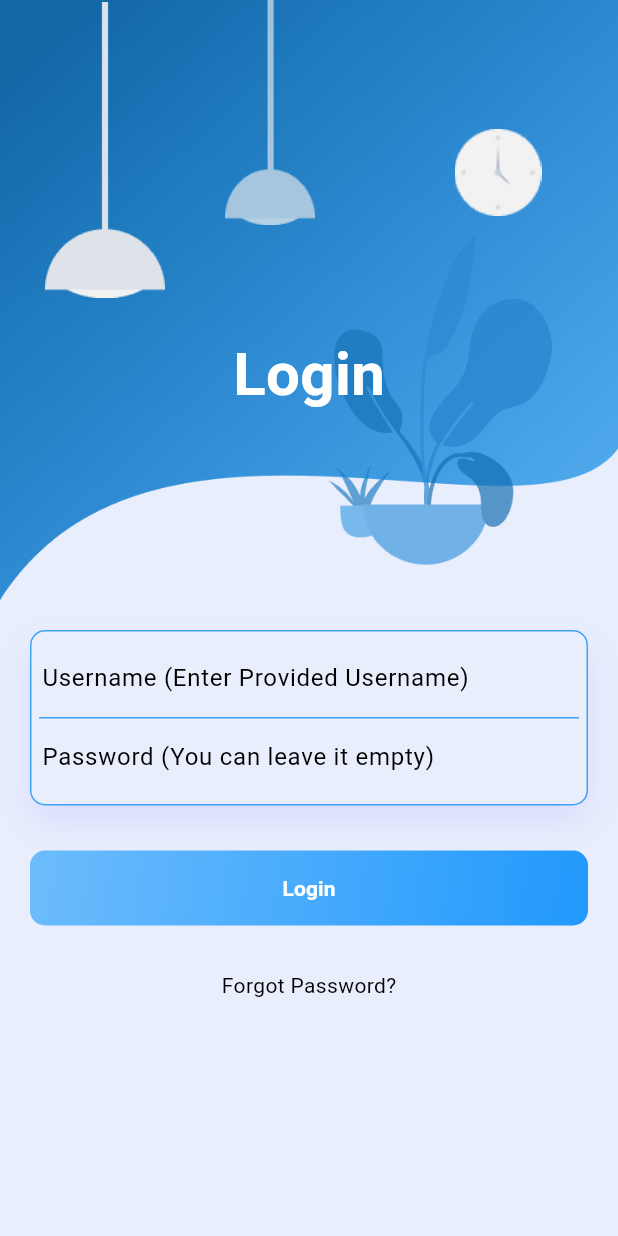
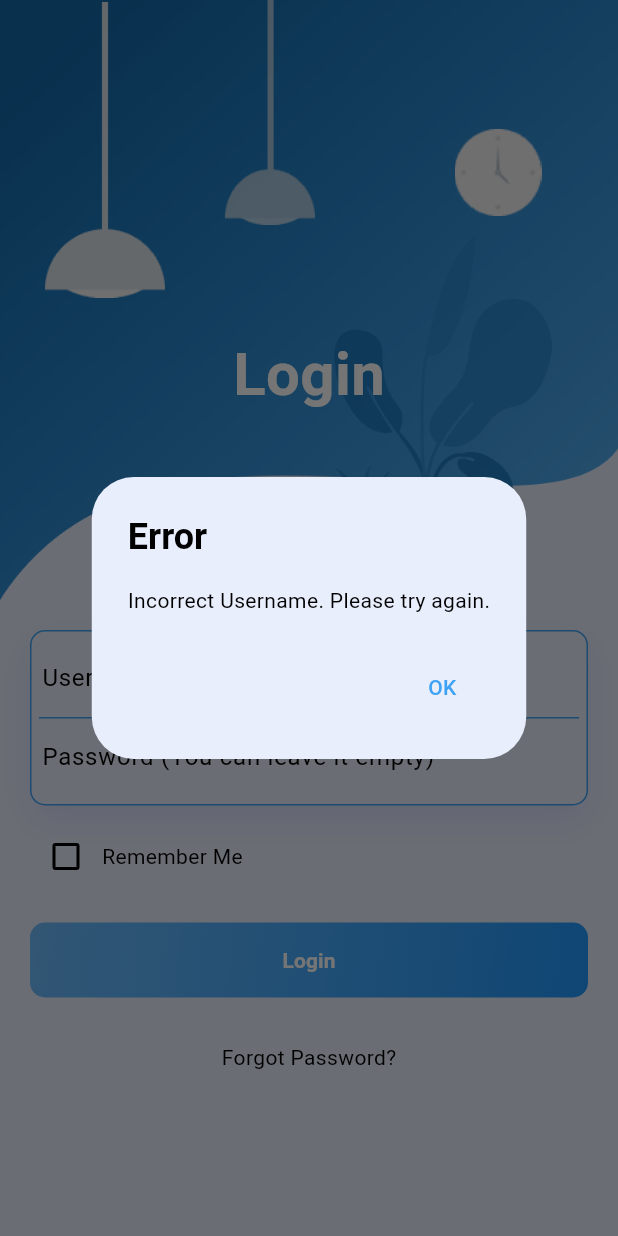
Before and after one commit to karankk-05/calendar_app_frontend, a Flutter app: the screen it shows after launch, after a tap on "Login", on a phone screen of 412 x 824 dp. Run offline on Flutter 3.47's test engine with Material 3 defaults, Android fonts, the phone set to English and light mode, and no system bars; our stand-ins replace animate_do, flutter_secure_storage.

Commit message:
Added Login Logic

```diff
--- /dev/null
+++ b/calenar_application/lib/common/widgets/info_dialog.dart
@@ -0,0 +1,25 @@
+import 'package:flutter/material.dart';
+
+class InfoDialog extends StatelessWidget {
+  final String title;
+  final String message;
+
+  const InfoDialog({super.key, required this.title, required this.message});
+
+  @override
+  Widget build(BuildContext context) {
+    return AlertDialog(
+
+      title: Text(title, style: const TextStyle(fontWeight: FontWeight.bold)),
+      content: Text(message),
+      actions: [
+        TextButton(
+          onPressed: () {
+            Navigator.of(context).pop();
+          },
+          child: const Text("OK"),
+        ),
+      ],
+    );
+  }
+}
--- a/calenar_application/lib/features/auth/controllers/login_controller.dart
+++ b/calenar_application/lib/features/auth/controllers/login_controller.dart
@@ -0,0 +1,15 @@
+import 'package:flutter_secure_storage/flutter_secure_storage.dart';
+
+class LoginController {
+  static const FlutterSecureStorage _secureStorage = FlutterSecureStorage();
+
+  static Future<bool> validateUsername(String username, bool rememberMe) async {
+    if (username == 'Karan' || username == 'Lorem') {
+      if (rememberMe) {
+        await _secureStorage.write(key: 'username', value: username);
+      }
+      return true;
+    }
+    return false;
+  }
+}
--- a/calenar_application/lib/features/auth/widgets/login_desktop.dart
+++ b/calenar_application/lib/features/auth/widgets/login_desktop.dart
@@ -116,9 +116,9 @@ class LoginDesktop extends StatelessWidget {
                 ),
                 child: Column(
                   mainAxisSize: MainAxisSize.min,
-                  children: [
+                  children: const [
                     // Login Header
-                    const Text(
+                    Text(
                       "Login",
                       textAlign: TextAlign.center,
                       style: TextStyle(
@@ -126,9 +126,9 @@ class LoginDesktop extends StatelessWidget {
                         fontWeight: FontWeight.bold,
                       ),
                     ),
-                    const SizedBox(height: 10),
+                    SizedBox(height: 10),
                     // Login Form
-                    const LoginForm(),
+                    LoginForm(),
                   ],
                 ),
               ),
--- a/calenar_application/lib/features/auth/widgets/login_form.dart
+++ b/calenar_application/lib/features/auth/widgets/login_form.dart
@@ -1,9 +1,43 @@
+import 'package:calendar_application/common/widgets/info_dialog.dart';
+import 'package:calendar_application/features/auth/controllers/login_controller.dart';
+import 'package:calendar_application/features/home_screen/screens/home_screen.dart';
 import 'package:flutter/material.dart';
 import 'package:calendar_application/core/constants/gradients.dart';
 import 'package:calendar_application/common/widgets/app_button.dart';
+class LoginForm extends StatefulWidget {
+  const LoginForm({super.key});
 
-class LoginForm extends StatelessWidget {
-  const LoginForm({super.key});
+  @override
+  State<LoginForm> createState() => _LoginFormState();
+}
+
+class _LoginFormState extends State<LoginForm> {
+  final TextEditingController _usernameController = TextEditingController();
+  final TextEditingController _passwordController = TextEditingController();
+  bool _rememberMe = false;
+
+  void _onLoginPressed() async {
+    final username = _usernameController.text.trim();
+    final isValid = await LoginController.validateUsername(username, _rememberMe);
+
+    if (isValid) {
+
+    Navigator.pushReplacement(
+      context,
+      MaterialPageRoute(
+      builder: (context) => HomeScreen(),
+      ),
+    );
+    } else {
+      showDialog(
+        context: context,
+        builder: (context) => InfoDialog(
+          title: "Error",
+          message: "Incorrect Username. Please try again.",
+        ),
+      );
+    }
+  }
 
   @override
   Widget build(BuildContext context) {
@@ -38,6 +72,7 @@ class LoginForm extends StatelessWidget {
                     ),
                   ),
                   child: TextField(
+                    controller: _usernameController,
                     decoration: InputDecoration(
                       border: InputBorder.none,
                       hintText: "Username (Enter Provided Username)",
@@ -48,6 +83,7 @@ class LoginForm extends StatelessWidget {
                 Container(
                   padding: const EdgeInsets.all(2.0),
                   child: TextField(
+                    controller: _passwordController,
                     obscureText: true,
                     decoration: InputDecoration(
                       border: InputBorder.none,
@@ -59,10 +95,28 @@ class LoginForm extends StatelessWidget {
               ],
             ),
           ),
-          const SizedBox(height: 30),
+          const SizedBox(height: 10),
+          Row(
+            mainAxisAlignment: MainAxisAlignment.start,
+            children: [
+              Checkbox(
+                value: _rememberMe,
+                onChanged: (value) {
+                  setState(() {
+                    _rememberMe = value ?? false;
+                  });
+                },
+              ),
+              Text(
+                "Remember Me",
+                style: TextStyle(color: theme.onSurface),
+              ),
+            ],
+          ),
+          const SizedBox(height: 20),
           AppButton(
             text: "Login",
-            onPressed: () {},
+            onPressed: _onLoginPressed,
             gradient: theme.brightness == Brightness.dark
                 ? DarkGradients.buttonGradient
                 : LightGradients.buttonGradient,
--- a/calenar_application/lib/features/auth/widgets/login_mobile.dart
+++ b/calenar_application/lib/features/auth/widgets/login_mobile.dart
@@ -74,7 +74,7 @@ class LoginMobile extends StatelessWidget {
 
                   Positioned(
                     child: Column(mainAxisAlignment: MainAxisAlignment.center,
-                      children: [
+                      children: const [
                         SizedBox(height: 100,)
                         ,
                         Center(
--- /dev/null
+++ b/calenar_application/lib/features/home_screen/screens/home_screen.dart
@@ -0,0 +1,17 @@
+import 'package:flutter/material.dart';
+
+class HomeScreen extends StatelessWidget {
+  const HomeScreen({super.key});
+
+  @override
+  Widget build(BuildContext context) {
+    return Scaffold(
+      appBar: AppBar(
+        title: Text('Home Screen'),
+      ),
+      body: Center(
+        child: Text('Welcome to the Home Screen!'),
+      ),
+    );
+  }
+}
--- a/calenar_application/lib/main.dart
+++ b/calenar_application/lib/main.dart
@@ -1,25 +1,36 @@
 import 'package:calendar_application/features/auth/screens/login_screen.dart';
+import 'package:calendar_application/features/home_screen/screens/home_screen.dart';
 import 'package:flutter/material.dart';
+import 'package:flutter_secure_storage/flutter_secure_storage.dart';
 import 'package:calendar_application/themes/dark_theme.dart';
 import 'package:calendar_application/themes/light_theme.dart';
-void main() {
-  runApp(
-    const MyApp(),
-  );
+
+void main() async {
+  WidgetsFlutterBinding.ensureInitialized(); // Ensure that bindings are initialized before running the app
+  String? username = await getUsernameFromStorage(); // Retrieve the username
+  runApp(MyApp(username: username));
+}
+
+Future<String?> getUsernameFromStorage() async {
+  final storage = FlutterSecureStorage();
+  return await storage.read(key: 'username'); // Retrieve the username saved under 'username' key
 }
 
 class MyApp extends StatelessWidget {
-  const MyApp({super.key});
+  final String? username;
+
+  const MyApp({super.key, required this.username});
 
   @override
   Widget build(BuildContext context) {
-
     return MaterialApp(
       title: 'Calendar Application',
       theme: LightTheme.theme,
       darkTheme: DarkTheme.theme,
       themeMode: ThemeMode.system,
-      home: const LoginScreen(),
+      home: username == null || (!username!.contains('Karan') && !username!.contains('Lorem'))
+          ? const LoginScreen()
+          : const HomeScreen(), // Conditional redirection based on username
     );
   }
 }
--- a/calenar_application/pubspec.yaml
+++ b/calenar_application/pubspec.yaml
@@ -13,6 +13,7 @@ dependencies:
   animate_do: ^3.3.4
   provider: ^6.1.2
   lottie: ^3.3.0
+  flutter_secure_storage: ^9.2.2
 
 dev_dependencies:
   flutter_test:
```
Also changed, not shown: calenar_application/lib/login.dart (deleted, +0 -154 lines), 2 other files.
